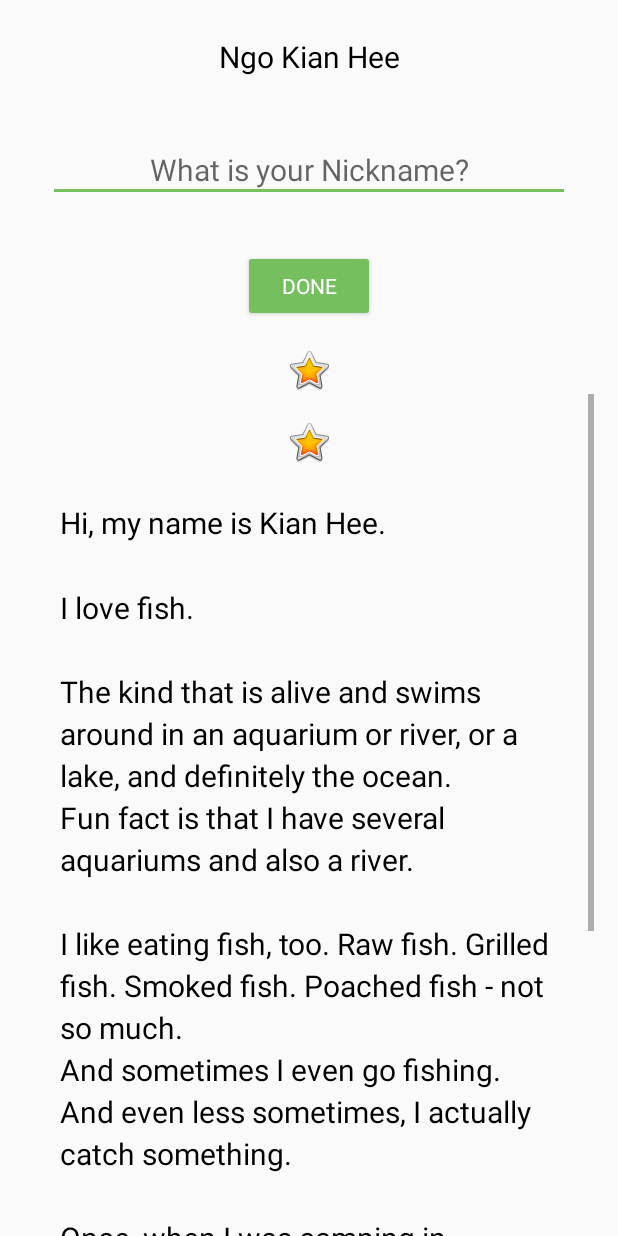
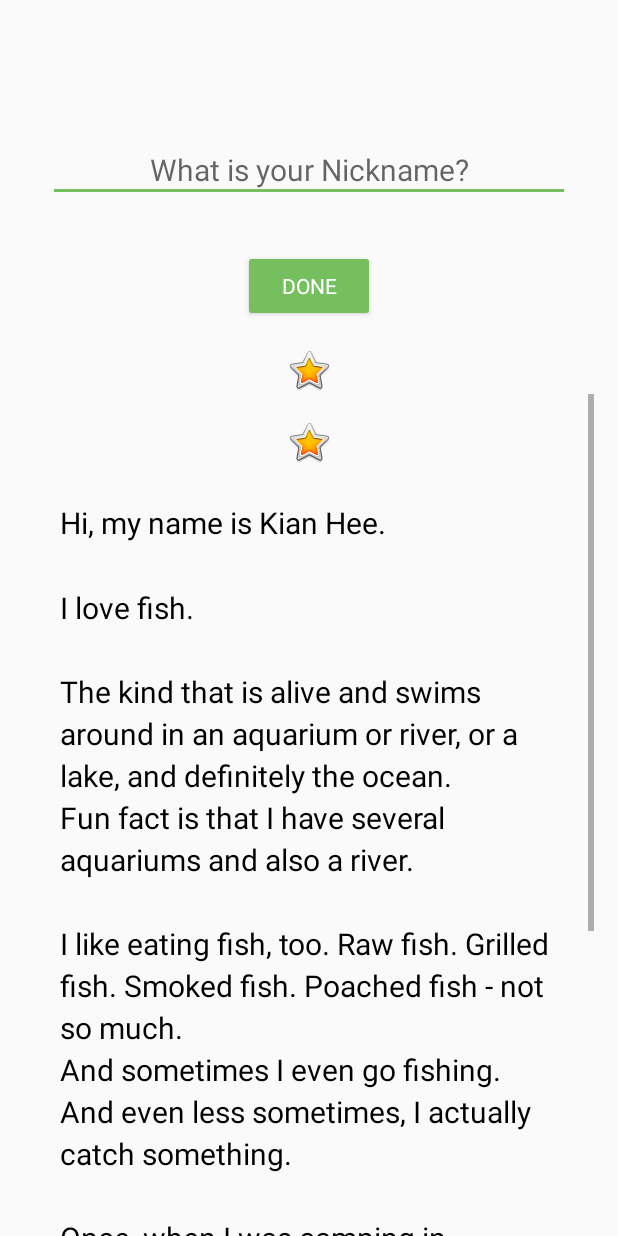
Before and after one commit to kianhee/AboutMe, an Android app: the layout activity_main.xml on its own in the app's theme, with its tools: preview values and no code run, on a phone screen of 412 x 824 dp. Run offline under Robolectric (Android 15) with nearby library versions, the phone set to English and light mode, and no system bars; Roboto replaces fonts that are not available here.

Commit message:
Android Kotlin Fundamentals 02.4: Data-binding basics

```diff
--- a/app/build.gradle
+++ b/app/build.gradle
@@ -21,6 +21,9 @@ android {
             proguardFiles getDefaultProguardFile('proguard-android-optimize.txt'), 'proguard-rules.pro'
         }
     }
+    dataBinding {
+        enabled = true
+    }
 }
 
 dependencies {
--- /dev/null
+++ b/app/src/main/java/com/example/aboutme/MyName.kt
@@ -0,0 +1,3 @@
+package com.example.aboutme
+
+data class MyName(var name: String = "", var nickname: String = "")
--- a/app/src/main/res/layout/activity_main.xml
+++ b/app/src/main/res/layout/activity_main.xml
@@ -1,6 +1,12 @@
 <?xml version="1.0" encoding="utf-8"?>
-<LinearLayout xmlns:android="http://schemas.android.com/apk/res/android"
-    xmlns:app="http://schemas.android.com/apk/res-auto"
+<layout xmlns:android="http://schemas.android.com/apk/res/android"
+    xmlns:app="http://schemas.android.com/apk/res-auto">
+    <data>
+        <variable
+            name="myName"
+            type="com.example.aboutme.MyName" />
+    </data>
+<LinearLayout
     xmlns:tools="http://schemas.android.com/tools"
     android:layout_width="match_parent"
     android:layout_height="match_parent"
@@ -14,7 +20,7 @@
         style="@style/NameStyle"
         android:layout_width="match_parent"
         android:layout_height="wrap_content"
-        android:text="@string/name"
+        android:text="@={myName.name}"
         android:textAlignment="center" />
 
     <EditText
@@ -45,7 +51,8 @@
         android:textAlignment="center"
         android:visibility="gone"
         android:background="@color/colorAccent"
-        android:paddingBottom="@dimen/small_padding"/>
+        android:paddingBottom="@dimen/small_padding"
+        android:text="@={myName.nickname}"/>
 
 
     <ImageView
@@ -86,3 +93,4 @@
     </ScrollView>
 
 </LinearLayout>
+</layout>
```
Also changed, not shown: app/src/main/java/com/example/aboutme/MainActivity.kt (+23 -20 lines).
